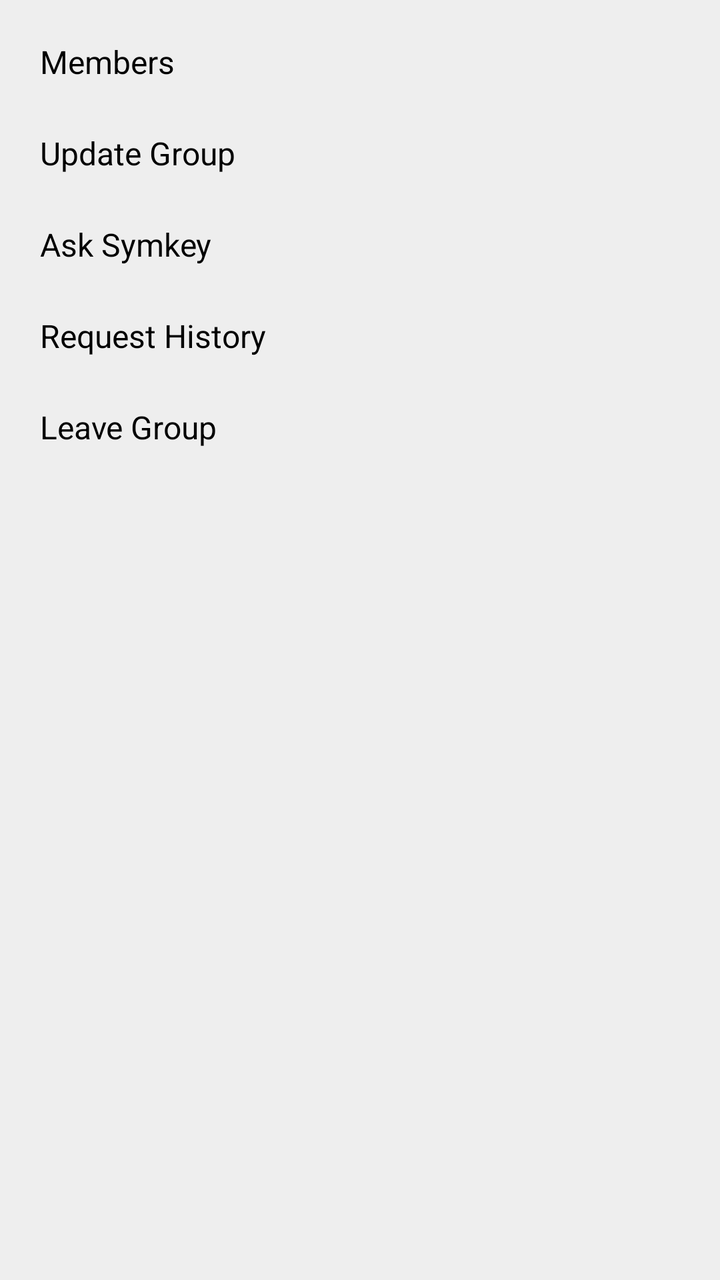
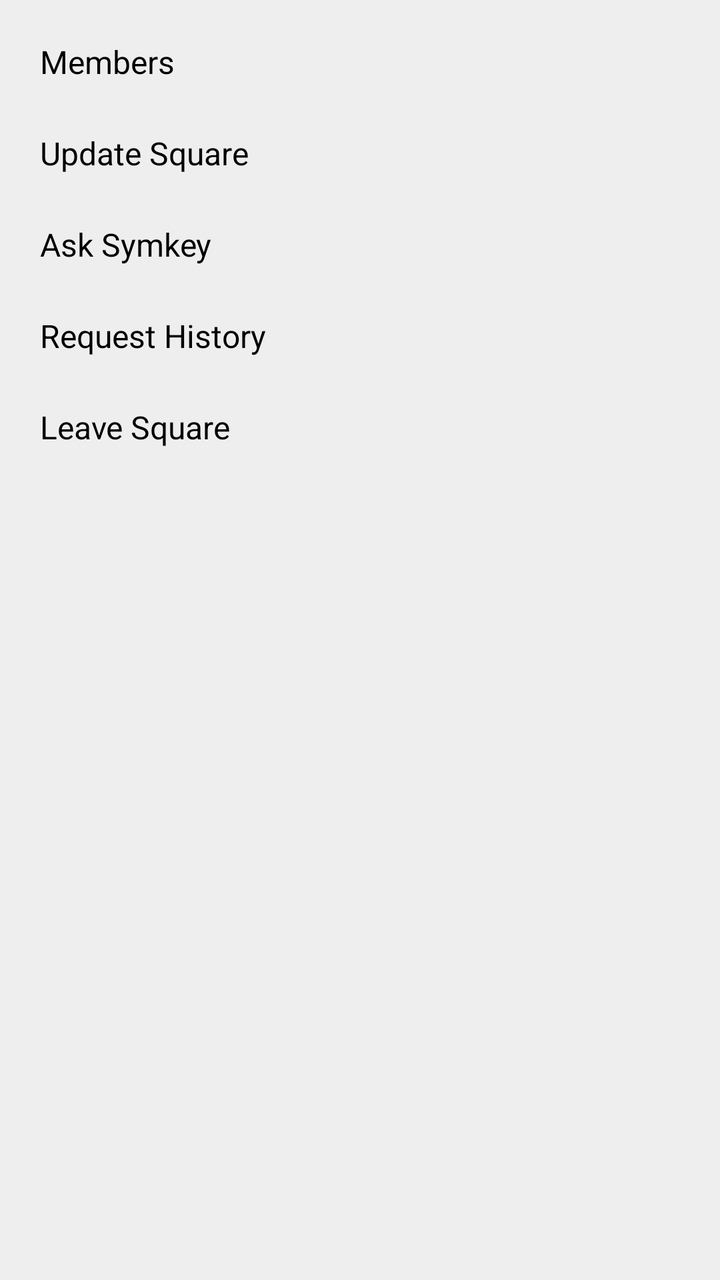

An Android layout rendered at two revisions. The XML below is the earlier revision; the diff shows what the commit changed to produce the second picture.
<!-- AndroidManifest.xml: application theme Theme.Freer -->
<!-- res/layout/popup_group_chat_menu.xml -->
<?xml version="1.0" encoding="utf-8"?>
<LinearLayout xmlns:android="http://schemas.android.com/apk/res/android"
    android:layout_width="wrap_content"
    android:layout_height="wrap_content"
    android:orientation="vertical"
    android:background="@color/background_light"
    android:padding="8dp">

    <TextView
        android:id="@+id/menu_group_members"
        android:layout_width="match_parent"
        android:layout_height="wrap_content"
        android:text="@string/members"
        android:textSize="16sp"
        android:textColor="@color/text"
        android:padding="12dp"
        android:background="?android:attr/selectableItemBackground"
        android:clickable="true"
        android:focusable="true" />

    <TextView
        android:id="@+id/menu_update_group"
        android:layout_width="match_parent"
        android:layout_height="wrap_content"
        android:text="@string/update_group"
        android:textSize="16sp"
        android:textColor="@color/text"
        android:padding="12dp"
        android:background="?android:attr/selectableItemBackground"
        android:clickable="true"
        android:focusable="true" />

    <TextView
        android:id="@+id/menu_ask_symkey"
        android:layout_width="match_parent"
        android:layout_height="wrap_content"
        android:text="@string/ask_symkey"
        android:textSize="16sp"
        android:textColor="@color/text"
        android:padding="12dp"
        android:background="?android:attr/selectableItemBackground"
        android:clickable="true"
        android:focusable="true" />

    <TextView
        android:id="@+id/menu_request_history"
        android:layout_width="match_parent"
        android:layout_height="wrap_content"
        android:text="@string/request_history"
        android:textSize="16sp"
        android:textColor="@color/text"
        android:padding="12dp"
        android:background="?android:attr/selectableItemBackground"
        android:clickable="true"
        android:focusable="true" />

    <TextView
        android:id="@+id/menu_leave_group"
        android:layout_width="match_parent"
        android:layout_height="wrap_content"
        android:text="@string/leave_group"
        android:textSize="16sp"
        android:textColor="@color/text"
        android:padding="12dp"
        android:background="?android:attr/selectableItemBackground"
        android:clickable="true"
        android:focusable="true" />

</LinearLayout>
<!-- resources referenced by this layout -->
<resources>
  <color name="background_light">#EEEEEE</color>
  <color name="text">#000000</color>
  <string name="ask_symkey">Ask Symkey</string>
  <string name="leave_group">Leave Group</string>
  <string name="members">Members</string>
  <string name="request_history">Request History</string>
  <string name="update_group">Update Group</string>
  <style name="Theme.Freer" parent="Base.Theme.Freer" />
  <style name="Base.Theme.Freer" parent="Theme.Material3.DayNight.NoActionBar">
          <item name="colorPrimary">#2196F3</item>
          <item name="colorAccent">#2196F3</item>
          <item name="android:windowBackground">#FFFFFF</item>
          
          <item name="android:windowLayoutInDisplayCutoutMode">shortEdges</item>
          <item name="android:enforceNavigationBarContrast">false</item>
          <item name="android:enforceStatusBarContrast">false</item>
          <item name="android:statusBarColor">@android:color/transparent</item>
          <item name="android:navigationBarColor">@android:color/transparent</item>
          <item name="android:windowLightStatusBar">true</item>
          <item name="android:windowLightNavigationBar">true</item>
      </style>
</resources>

<!-- the commit's change to res/layout/popup_group_chat_menu.xml (unified diff, before → after) -->
@@ -22,7 +22,7 @@
         android:id="@+id/menu_update_group"
         android:layout_width="match_parent"
         android:layout_height="wrap_content"
-        android:text="@string/update_group"
+        android:text="@string/update_square"
         android:textSize="16sp"
         android:textColor="@color/text"
         android:padding="12dp"
@@ -58,7 +58,7 @@
         android:id="@+id/menu_leave_group"
         android:layout_width="match_parent"
         android:layout_height="wrap_content"
-        android:text="@string/leave_group"
+        android:text="@string/leave_square"
         android:textSize="16sp"
         android:textColor="@color/text"
         android:padding="12dp"
<!-- resource entries referenced after the edit -->
@@ -3,10 +3,10 @@
   <color name="background_light">#EEEEEE</color>
   <color name="text">#000000</color>
   <string name="ask_symkey">Ask Symkey</string>
-  <string name="leave_group">Leave Group</string>
+  <string name="leave_square">Leave Square</string>
   <string name="members">Members</string>
   <string name="request_history">Request History</string>
-  <string name="update_group">Update Group</string>
+  <string name="update_square">Update Square</string>
   <style name="Theme.Freer" parent="Base.Theme.Freer" />
   <style name="Base.Theme.Freer" parent="Theme.Material3.DayNight.NoActionBar">
           <item name="colorPrimary">#2196F3</item>
